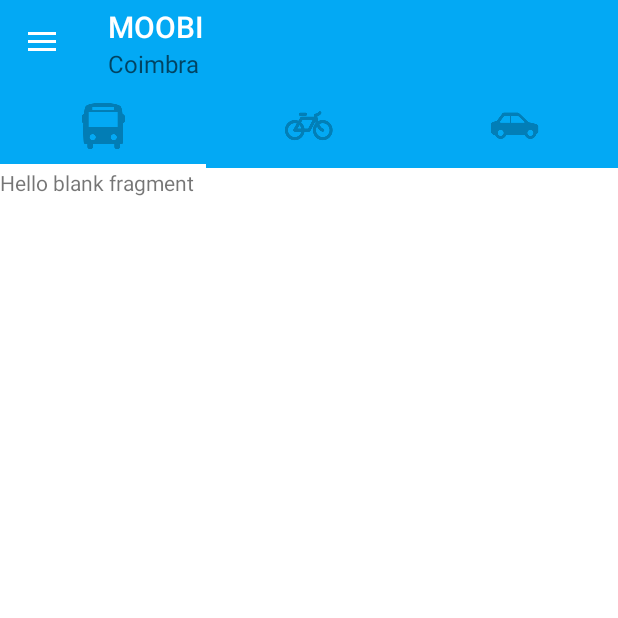
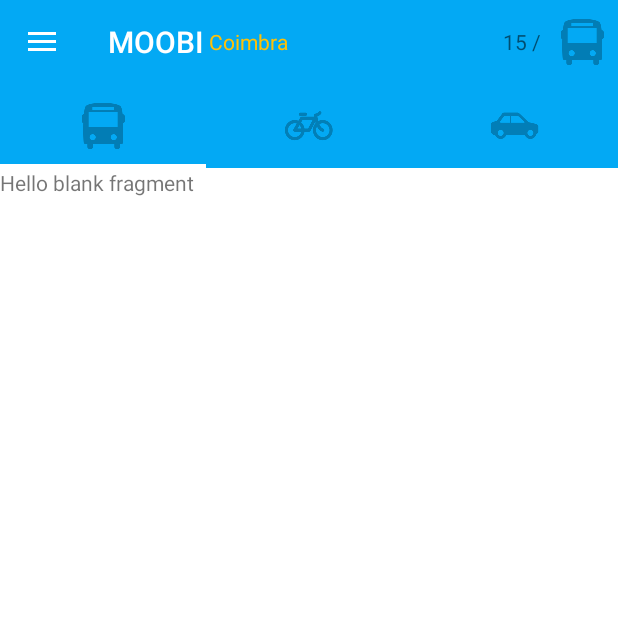
Before and after one commit to danielgek/uiteste, an Android app: the screen it shows after launch (MainActivity), on a phone screen of 412 x 824 dp, the top half of it. Run offline under Robolectric (Android 15) with nearby library versions, the phone set to English and light mode, and no system bars.

Commit message:
add tollbar things

```diff
--- a/app/src/main/java/com/danielgek/moobiuitest/MainActivity.java
+++ b/app/src/main/java/com/danielgek/moobiuitest/MainActivity.java
@@ -18,6 +18,7 @@ import android.text.style.ImageSpan;
 import android.view.Menu;
 import android.view.MenuItem;
 import android.view.View;
+import android.widget.TextView;
 
 import com.danielgek.moobiuitest.fragments.Fragment1;
 import com.danielgek.moobiuitest.fragments.Fragment2;
@@ -44,7 +45,7 @@ public class MainActivity extends ActionBarActivity {
         if(toolbar != null){
 
             toolbar.setTitle("MOOBI");
-            toolbar.setSubtitle("Coimbra");
+            //toolbar.setSubtitle("Coimbra");
             setSupportActionBar(toolbar);
             getSupportActionBar().setDisplayShowHomeEnabled(true);
 
@@ -80,6 +81,15 @@ public class MainActivity extends ActionBarActivity {
             }
         };
         drawerLayout.setDrawerListener(drawerToggle);
+
+        TextView temperature = (TextView) findViewById(R.id.temp_text);
+        Drawable image = getResources().getDrawable(R.drawable.tab_bus);
+        image.setBounds(0, 0, image.getIntrinsicWidth(), image.getIntrinsicHeight());
+        SpannableString sb = new SpannableString("15 / ");
+        ImageSpan imageSpan = new ImageSpan(image, ImageSpan.ALIGN_BOTTOM);
+        sb.setSpan(imageSpan, 4, 5, Spannable.SPAN_INCLUSIVE_EXCLUSIVE);
+        temperature.setText("15 / ");
+
 
 
 
--- a/app/src/main/res/layout/activity_main.xml
+++ b/app/src/main/res/layout/activity_main.xml
@@ -16,7 +16,21 @@
             android:minHeight="?attr/actionBarSize"
             android:background="?attr/colorPrimary"
             android:layout_width="match_parent"
-            android:layout_height="wrap_content">
+            android:layout_height="wrap_content"
+            >
+            <TextView
+                android:layout_width="wrap_content"
+                android:layout_height="wrap_content"
+                android:textColor="#FFC107"
+                android:text="Coimbra" />
+            <TextView
+                android:id="@+id/temp_text"
+                android:layout_width="wrap_content"
+                android:layout_height="match_parent"
+                android:text="Coimbra"
+                android:layout_gravity="right"
+                android:drawableRight="@drawable/tab_bus"
+                android:gravity="center_vertical"/>
 
         </android.support.v7.widget.Toolbar>
 
--- /dev/null
+++ b/app/src/main/res/layout/toolbar.xml
@@ -0,0 +1,6 @@
+<?xml version="1.0" encoding="utf-8"?>
+<LinearLayout xmlns:android="http://schemas.android.com/apk/res/android"
+    android:orientation="vertical" android:layout_width="match_parent"
+    android:layout_height="match_parent">
+
+</LinearLayout>
```
